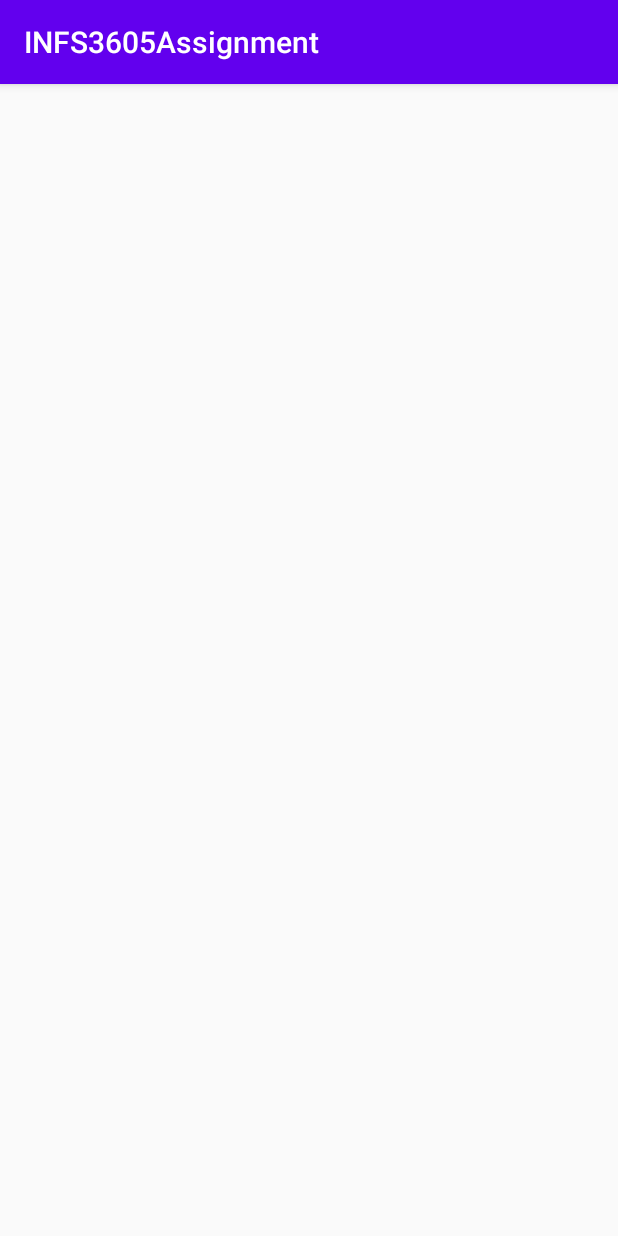
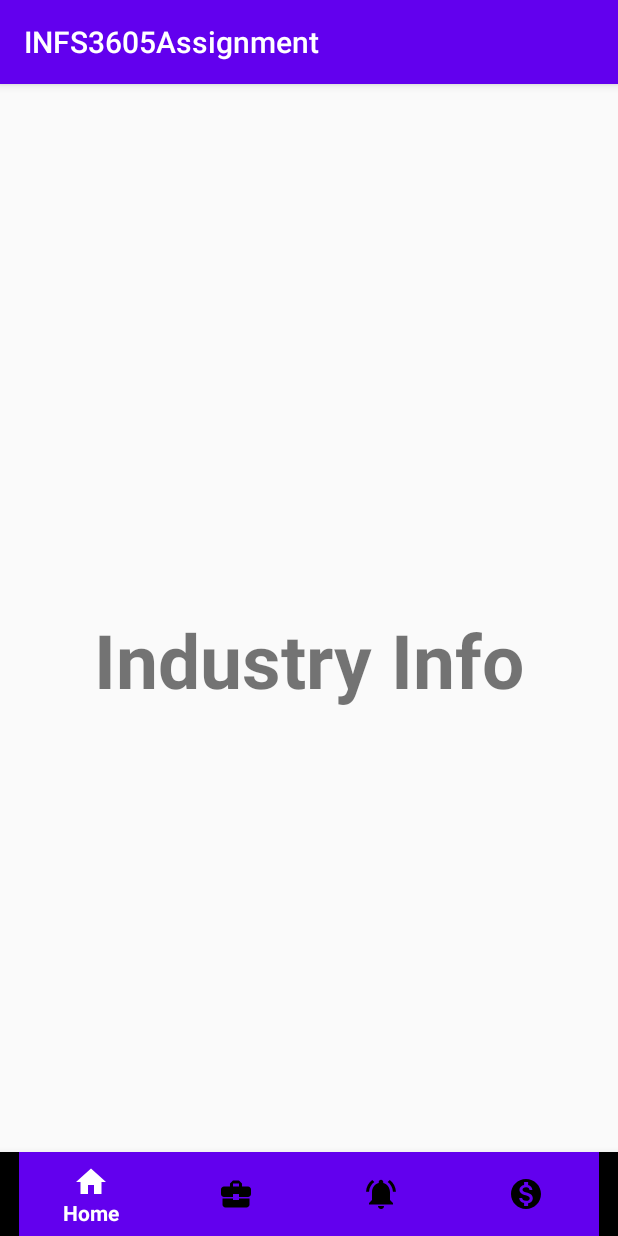
Before and after one commit to EmmaStyles/INFS3605Assignment, an Android app: the IndustryActivity screen opened directly, with no data from a screen before it, on a phone screen of 412 x 824 dp. Run offline under Robolectric (Android 15) with nearby library versions, the phone set to English and light mode, and no system bars.

Commit message:
Added bottom navigation pane with four icons. Currently not functioning, does not launch activities

```diff
--- a/app/src/main/java/com/infs3605/infs3605/MainActivity.java
+++ b/app/src/main/java/com/infs3605/infs3605/MainActivity.java
@@ -3,6 +3,8 @@ package com.infs3605.infs3605;
 import androidx.appcompat.app.AppCompatActivity;
 
 import android.os.Bundle;
+
+import com.google.android.material.bottomnavigation.BottomNavigationView;
 
 //hello im commenting in the main activity
 public class MainActivity extends AppCompatActivity {
@@ -11,5 +13,9 @@ public class MainActivity extends AppCompatActivity {
     protected void onCreate(Bundle savedInstanceState) {
         super.onCreate(savedInstanceState);
         setContentView(R.layout.activity_main);
+
+        BottomNavigationView bottomNavigationView = findViewById(R.id.bottom_navigation);
+        bottomNavigationView.setSelectedItemId(R.id.home);
+
     }
 }
--- a/app/src/main/res/drawable/ic_dashboard.xml
+++ b/app/src/main/res/drawable/ic_business.xml
@@ -5,5 +5,5 @@
         android:viewportHeight="24.0">
     <path
         android:fillColor="#FF000000"
-        android:pathData="M3,13h8L11,3L3,3v10zM3,21h8v-6L3,15v6zM13,21h8L21,11h-8v10zM13,3v6h8L21,3h-8z"/>
+        android:pathData="M10,16v-1L3.01,15L3,19c0,1.11 0.89,2 2,2h14c1.11,0 2,-0.89 2,-2v-4h-7v1h-4zM20,7h-4.01L15.99,5l-2,-2h-4l-2,2v2L4,7c-1.1,0 -2,0.9 -2,2v3c0,1.11 0.89,2 2,2h6v-2h4v2h6c1.1,0 2,-0.9 2,-2L22,9c0,-1.1 -0.9,-2 -2,-2zM14,7h-4L10,5h4v2z"/>
 </vector>
--- /dev/null
+++ b/app/src/main/res/drawable/ic_monetization.xml
@@ -0,0 +1,9 @@
+<vector xmlns:android="http://schemas.android.com/apk/res/android"
+        android:width="24dp"
+        android:height="24dp"
+        android:viewportWidth="24.0"
+        android:viewportHeight="24.0">
+    <path
+        android:fillColor="#FF000000"
+        android:pathData="M12,2C6.48,2 2,6.48 2,12s4.48,10 10,10 10,-4.48 10,-10S17.52,2 12,2zM13.41,18.09L13.41,20h-2.67v-1.93c-1.71,-0.36 -3.16,-1.46 -3.27,-3.4h1.96c0.1,1.05 0.82,1.87 2.65,1.87 1.96,0 2.4,-0.98 2.4,-1.59 0,-0.83 -0.44,-1.61 -2.67,-2.14 -2.48,-0.6 -4.18,-1.62 -4.18,-3.67 0,-1.72 1.39,-2.84 3.11,-3.21L10.74,4h2.67v1.95c1.86,0.45 2.79,1.86 2.85,3.39L14.3,9.34c-0.05,-1.11 -0.64,-1.87 -2.22,-1.87 -1.5,0 -2.4,0.68 -2.4,1.64 0,0.84 0.65,1.39 2.67,1.91s4.18,1.39 4.18,3.91c-0.01,1.83 -1.38,2.83 -3.12,3.16z"/>
+</vector>
--- /dev/null
+++ b/app/src/main/res/drawable/ic_notifications.xml
@@ -0,0 +1,9 @@
+<vector xmlns:android="http://schemas.android.com/apk/res/android"
+        android:width="24dp"
+        android:height="24dp"
+        android:viewportWidth="24.0"
+        android:viewportHeight="24.0">
+    <path
+        android:fillColor="#FF000000"
+        android:pathData="M7.58,4.08L6.15,2.65C3.75,4.48 2.17,7.3 2.03,10.5h2c0.15,-2.65 1.51,-4.97 3.55,-6.42zM19.97,10.5h2c-0.15,-3.2 -1.73,-6.02 -4.12,-7.85l-1.42,1.43c2.02,1.45 3.39,3.77 3.54,6.42zM18,11c0,-3.07 -1.64,-5.64 -4.5,-6.32L13.5,4c0,-0.83 -0.67,-1.5 -1.5,-1.5s-1.5,0.67 -1.5,1.5v0.68C7.63,5.36 6,7.92 6,11v5l-2,2v1h16v-1l-2,-2v-5zM12,22c0.14,0 0.27,-0.01 0.4,-0.04 0.65,-0.14 1.18,-0.58 1.44,-1.18 0.1,-0.24 0.15,-0.5 0.15,-0.78h-4c0.01,1.1 0.9,2 2.01,2z"/>
+</vector>
--- a/app/src/main/res/layout/activity_industry.xml
+++ b/app/src/main/res/layout/activity_industry.xml
@@ -1,9 +1,30 @@
 <?xml version="1.0" encoding="utf-8"?>
-<androidx.constraintlayout.widget.ConstraintLayout xmlns:android="http://schemas.android.com/apk/res/android"
+<RelativeLayout
+    xmlns:android="http://schemas.android.com/apk/res/android"
     xmlns:app="http://schemas.android.com/apk/res-auto"
     xmlns:tools="http://schemas.android.com/tools"
     android:layout_width="match_parent"
     android:layout_height="match_parent"
     tools:context=".IndustryActivity">
 
-</androidx.constraintlayout.widget.ConstraintLayout>
+    <TextView
+        android:layout_width="wrap_content"
+        android:layout_height="wrap_content"
+        android:layout_centerInParent="true"
+        android:text="Industry Info"
+        android:textSize="50sp"
+        android:textStyle="bold" />
+
+    <com.google.android.material.bottomnavigation.BottomNavigationView
+        android:id="@+id/bottom_navigation"
+        android:layout_width="match_parent"
+        android:layout_height="wrap_content"
+        android:layout_alignParentBottom="true"
+        app:itemBackground="@color/colorPrimary"
+        app:itemIconTint="@drawable/selector"
+        app:itemTextColor="@drawable/selector"
+        app:menu="@menu/menu_navigation">
+
+    </com.google.android.material.bottomnavigation.BottomNavigationView>
+
+</RelativeLayout>
--- a/app/src/main/res/menu/menu_navigation.xml
+++ b/app/src/main/res/menu/menu_navigation.xml
@@ -1,10 +1,5 @@
 <?xml version="1.0" encoding="utf-8"?>
 <menu xmlns:android="http://schemas.android.com/apk/res/android">
-
-    <item
-        android:id="@+id/dashboard"
-        android:title="Dashboard"
-        android:icon="@drawable/ic_dashboard"></item>
 
     <item
         android:id="@+id/home"
@@ -12,8 +7,19 @@
         android:icon="@drawable/ic_home"></item>
 
     <item
-        android:id="@+id/about"
-        android:title="About"
-        android:icon="@drawable/ic_info"></item>
+        android:id="@+id/industries"
+        android:title="Industry"
+        android:icon="@drawable/ic_business"
+        ></item>
+
+    <item
+        android:id="@+id/liveUpdates"
+        android:title="Live Updates"
+        android:icon="@drawable/ic_notifications"></item>
+
+    <item
+        android:id="@+id/schemes"
+        android:title="Schemes"
+        android:icon="@drawable/ic_monetization"></item>
 
 </menu>
```
Also changed, not shown: app/src/main/res/drawable/ic_info.xml (deleted, +0 -9 lines), app/src/main/res/layout/activity_live_updates.xml (+23 -2 lines), app/src/main/res/layout/activity_schemes.xml (+23 -2 lines).
